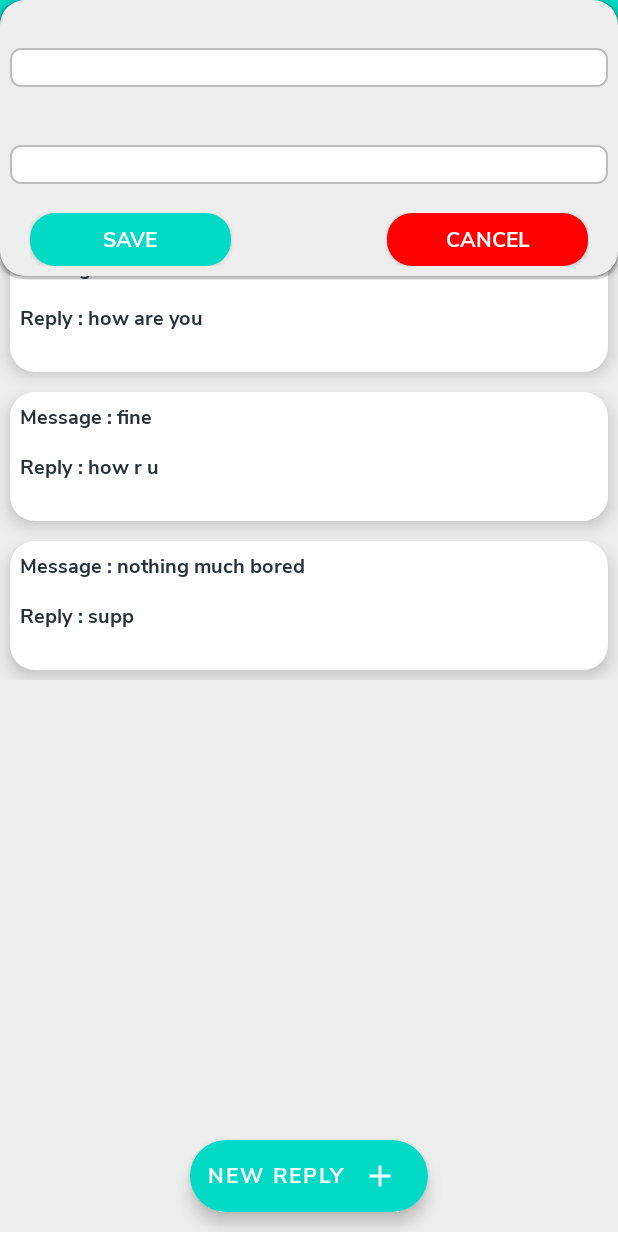
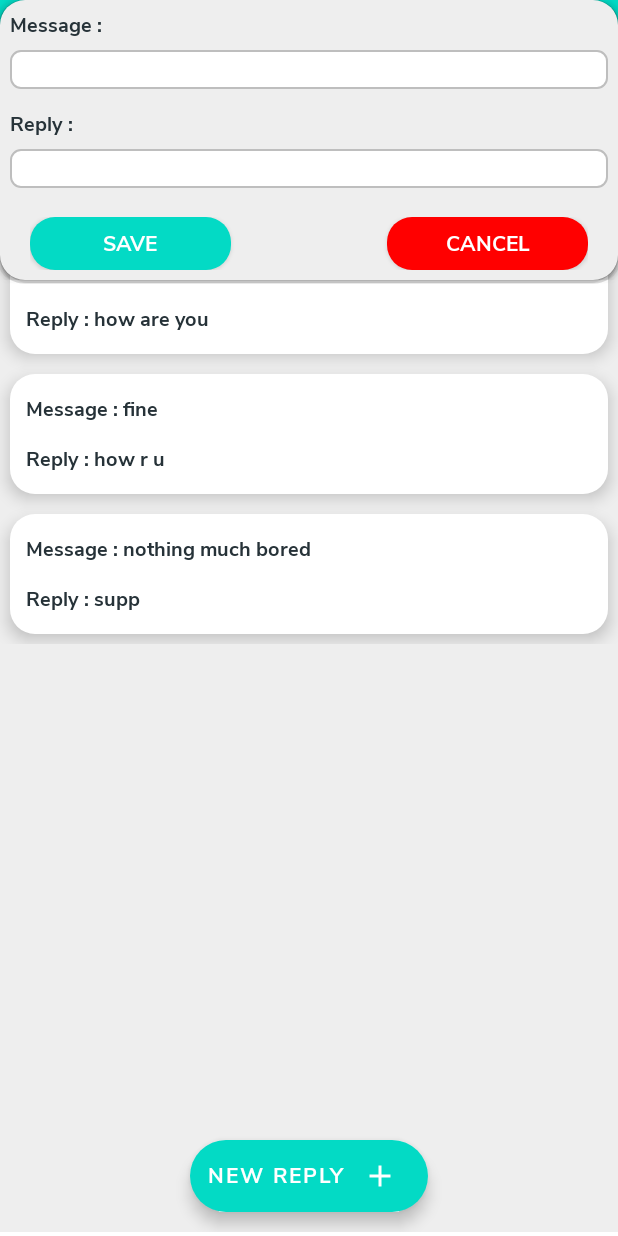
Before and after one commit to yashas-hm/AutoWhatsapp, an Android app: the fragment CustomReplyFragment placed in its activity, after a tap on "NEW REPLY", on a phone screen of 412 x 824 dp. Run offline under Robolectric (Android 15) with nearby library versions, the phone set to English and light mode, and no system bars; our stand-ins replace Room's generated code, sdp/ssp sizes.

```diff
--- a/app/src/main/java/com/yashas/autowhatsapp/activities/MainActivity.kt
+++ b/app/src/main/java/com/yashas/autowhatsapp/activities/MainActivity.kt
@@ -114,6 +114,7 @@ class MainActivity : AppCompatActivity() {
             when (it.itemId) {
                 R.id.home -> {
                     setupHome()
+                    drawerLayout.closeDrawers()
                 }
 
                 R.id.create -> {
@@ -122,6 +123,7 @@ class MainActivity : AppCompatActivity() {
                         .commit()
                     supportActionBar?.title = getString(R.string.anyStr, "Custom Replies")
                     navigationView.setCheckedItem(R.id.create)
+                    drawerLayout.closeDrawers()
                 }
 
             }
--- a/app/src/main/java/com/yashas/autowhatsapp/adapter/ReplyAdapter.kt
+++ b/app/src/main/java/com/yashas/autowhatsapp/adapter/ReplyAdapter.kt
@@ -6,6 +6,7 @@ import android.view.Gravity
 import android.view.LayoutInflater
 import android.view.View
 import android.view.ViewGroup
+import android.widget.LinearLayout
 import android.widget.PopupWindow
 import androidx.appcompat.widget.AppCompatButton
 import androidx.appcompat.widget.AppCompatEditText
@@ -22,6 +23,7 @@ class ReplyAdapter(val context: Context, private var list: ArrayList<ReplyEntity
         val reply: AppCompatTextView = view.findViewById(R.id.reply)
         val edit: AppCompatImageButton = view.findViewById(R.id.edit)
         val delete: AppCompatImageButton = view.findViewById(R.id.delete)
+        val layout: LinearLayout = view.findViewById(R.id.layout)
     }
 
     override fun onCreateViewHolder(parent: ViewGroup, viewType: Int): ReplyAdapterViewHolder {
@@ -35,8 +37,7 @@ class ReplyAdapter(val context: Context, private var list: ArrayList<ReplyEntity
         holder.reply.text = context.getString(R.string.reply, reply.reply)
 
         if(reply in Utils.dummyReplies){
-            holder.edit.visibility = View.GONE
-            holder.delete.visibility = View.GONE
+            holder.layout.visibility = View.GONE
         }
 
         holder.edit.setOnClickListener {
@@ -73,6 +74,7 @@ class ReplyAdapter(val context: Context, private var list: ArrayList<ReplyEntity
                             val modifiedReply = ReplyEntity(newReply, newMsg)
                             Utils.getFromDB(context, 3, modifiedReply).execute().get()
                             updateRecycler(modifiedReply, 2)
+                            mPopupWindow.dismiss()
                         }
                     }
                 }else{
--- a/app/src/main/java/com/yashas/autowhatsapp/fragments/CustomReplyFragment.kt
+++ b/app/src/main/java/com/yashas/autowhatsapp/fragments/CustomReplyFragment.kt
@@ -88,6 +88,7 @@ class CustomReplyFragment : Fragment() {
                         val modifiedReply = ReplyEntity(newReply, newMsg)
                         Utils.getFromDB(context!!, 3, modifiedReply).execute().get()
                         adapter.updateRecycler(modifiedReply, 2)
+                        mPopupWindow.dismiss()
                     }
                 }
 
--- a/app/src/main/res/layout/notification_item.xml
+++ b/app/src/main/res/layout/notification_item.xml
@@ -6,7 +6,7 @@
     xmlns:tools="http://schemas.android.com/tools"
     android:background="@drawable/rounded_background"
     android:elevation="@dimen/_5sdp"
-    android:padding="@dimen/_5sdp"
+    android:padding="@dimen/_10sdp"
     android:layout_margin="@dimen/_5sdp">
 
     <androidx.appcompat.widget.AppCompatImageView
--- a/app/src/main/res/layout/reply_item.xml
+++ b/app/src/main/res/layout/reply_item.xml
@@ -7,7 +7,8 @@
     xmlns:app="http://schemas.android.com/apk/res-auto"
     android:background="@drawable/rounded_background"
     android:elevation="@dimen/_5sdp"
-    android:padding="@dimen/_5sdp"
+    android:paddingVertical="@dimen/_10sdp"
+    android:paddingHorizontal="@dimen/_8sdp"
     android:layout_margin="@dimen/_5sdp">
 
     <androidx.appcompat.widget.AppCompatTextView
@@ -34,6 +35,7 @@
         android:layout_marginTop="@dimen/_10sdp"/>
 
     <LinearLayout
+        android:id="@+id/layout"
         android:layout_width="match_parent"
         android:layout_height="wrap_content"
         android:weightSum="2"
--- a/app/src/main/res/layout/reply_popup.xml
+++ b/app/src/main/res/layout/reply_popup.xml
@@ -13,7 +13,7 @@
         android:id="@+id/msg"
         android:layout_width="wrap_content"
         android:layout_height="wrap_content"
-        tools:text="Message      : "
+        android:text="@string/message"
         android:textSize="@dimen/_10sdp"
         android:fontFamily="@font/nunito_sans_regular"
         android:textColor="@color/text_color"
@@ -37,7 +37,7 @@
         android:id="@+id/reply"
         android:layout_width="wrap_content"
         android:layout_height="wrap_content"
-        tools:text="Reply           : "
+        android:text="@string/reply_"
         android:textSize="@dimen/_10sdp"
         android:fontFamily="@font/nunito_sans_regular"
         android:textColor="@color/text_color"
--- a/app/src/main/res/values/strings.xml
+++ b/app/src/main/res/values/strings.xml
@@ -14,4 +14,6 @@
     <string name="cancel">Cancel</string>
     <string name="save">Save</string>
     <string name="anyStr">%s</string>
+    <string name="message">Message :</string>
+    <string name="reply_">Reply :</string>
 </resources>
```
Also changed, not shown: app/src/main/java/com/yashas/autowhatsapp/fragments/NotificationRepliedFragment.kt (+67 -8 lines), app/src/main/java/com/yashas/autowhatsapp/model/Notification.kt (+10 -2 lines), app/src/main/java/com/yashas/autowhatsapp/utils/NotificationListener.kt (+77 -6 lines).
